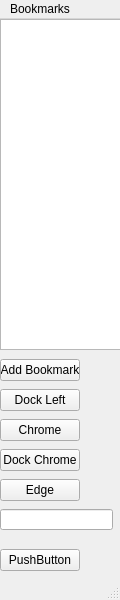
This is View/mainwindow.ui in edsykes/BookmarkManager as Qt 5 draws it before an edit. The edited form follows.
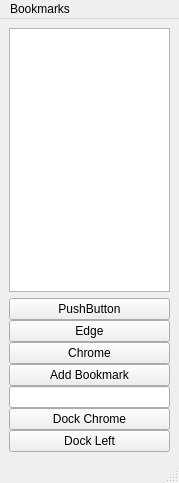
This is the edited form.

The edit to the form file:
```diff
--- a/View/mainwindow.ui
+++ b/View/mainwindow.ui
@@ -6,119 +6,106 @@
    <rect>
     <x>0</x>
     <y>0</y>
-    <width>120</width>
-    <height>600</height>
+    <width>179</width>
+    <height>483</height>
    </rect>
   </property>
+  <property name="sizePolicy">
+   <sizepolicy hsizetype="Preferred" vsizetype="Preferred">
+    <horstretch>0</horstretch>
+    <verstretch>0</verstretch>
+   </sizepolicy>
+  </property>
   <property name="windowTitle">
    <string>MainWindow</string>
   </property>
   <widget class="QWidget" name="centralwidget">
+   <layout class="QVBoxLayout" name="verticalLayout_2">
+    <item>
    <widget class="QTreeView" name="treeView">
-    <property name="geometry">
-     <rect>
-      <x>0</x>
-      <y>0</y>
-      <width>121</width>
-      <height>331</height>
-     </rect>
-    </property>
-   </widget>
+      <property name="layoutDirection">
+       <enum>Qt::LeftToRight</enum>
+      </property>
+      <property name="frameShadow">
+       <enum>QFrame::Plain</enum>
+      </property>
+      <property name="lineWidth">
+       <number>1</number>
+      </property>
+      <property name="indentation">
+       <number>20</number>
+      </property>
+      <attribute name="headerVisible">
+       <bool>false</bool>
+      </attribute>
+     </widget>
+    </item>
+    <item>
+     <layout class="QVBoxLayout" name="verticalLayout">
+      <property name="spacing">
+       <number>0</number>
+      </property>
+      <property name="sizeConstraint">
+       <enum>QLayout::SetFixedSize</enum>
+      </property>
+      <property name="leftMargin">
+       <number>0</number>
+      </property>
+      <item>
    <widget class="QPushButton" name="pushButton">
-    <property name="geometry">
-     <rect>
-      <x>0</x>
-      <y>530</y>
-      <width>80</width>
-      <height>22</height>
-     </rect>
-    </property>
     <property name="text">
      <string>PushButton</string>
     </property>
    </widget>
-   <widget class="QLineEdit" name="bookmarkDirectory">
-    <property name="geometry">
-     <rect>
-      <x>0</x>
-      <y>490</y>
-      <width>113</width>
-      <height>21</height>
-     </rect>
-    </property>
-   </widget>
-   <widget class="QPushButton" name="pushStartChrome">
-    <property name="geometry">
-     <rect>
-      <x>0</x>
-      <y>400</y>
-      <width>80</width>
-      <height>22</height>
-     </rect>
-    </property>
-    <property name="text">
-     <string>Chrome</string>
-    </property>
-   </widget>
+      </item>
+      <item>
    <widget class="QPushButton" name="startEdge">
-    <property name="geometry">
-     <rect>
-      <x>0</x>
-      <y>460</y>
-      <width>80</width>
-      <height>22</height>
-     </rect>
-    </property>
     <property name="text">
      <string>Edge</string>
     </property>
    </widget>
-   <widget class="QPushButton" name="dockChromeRight">
-    <property name="geometry">
-     <rect>
-      <x>0</x>
-      <y>430</y>
-      <width>80</width>
-      <height>22</height>
-     </rect>
-    </property>
+      </item>
+      <item>
+       <widget class="QPushButton" name="pushStartChrome">
     <property name="text">
-     <string>Dock Chrome</string>
-    </property>
-   </widget>
+         <string>Chrome</string>
+        </property>
+       </widget>
+      </item>
+      <item>
    <widget class="QPushButton" name="buttonAddBookmark">
-    <property name="geometry">
-     <rect>
-      <x>0</x>
-      <y>340</y>
-      <width>80</width>
-      <height>22</height>
-     </rect>
-    </property>
     <property name="text">
      <string>Add Bookmark</string>
     </property>
    </widget>
+      </item>
+      <item>
+       <widget class="QLineEdit" name="bookmarkDirectory"/>
+      </item>
+      <item>
+       <widget class="QPushButton" name="dockChromeRight">
+        <property name="text">
+         <string>Dock Chrome</string>
+        </property>
+       </widget>
+      </item>
+      <item>
    <widget class="QPushButton" name="pushDockLeft">
-    <property name="geometry">
-     <rect>
-      <x>0</x>
-      <y>370</y>
-      <width>80</width>
-      <height>22</height>
-     </rect>
-    </property>
     <property name="text">
      <string>Dock Left</string>
     </property>
    </widget>
+      </item>
+     </layout>
+    </item>
+   </layout>
   </widget>
   <widget class="QMenuBar" name="menubar">
    <property name="geometry">
     <rect>
      <x>0</x>
      <y>0</y>
-     <width>120</width>
+     <width>179</width>
      <height>21</height>
     </rect>
    </property>
```
Lines whose indentation alone changed are shown as unchanged.
